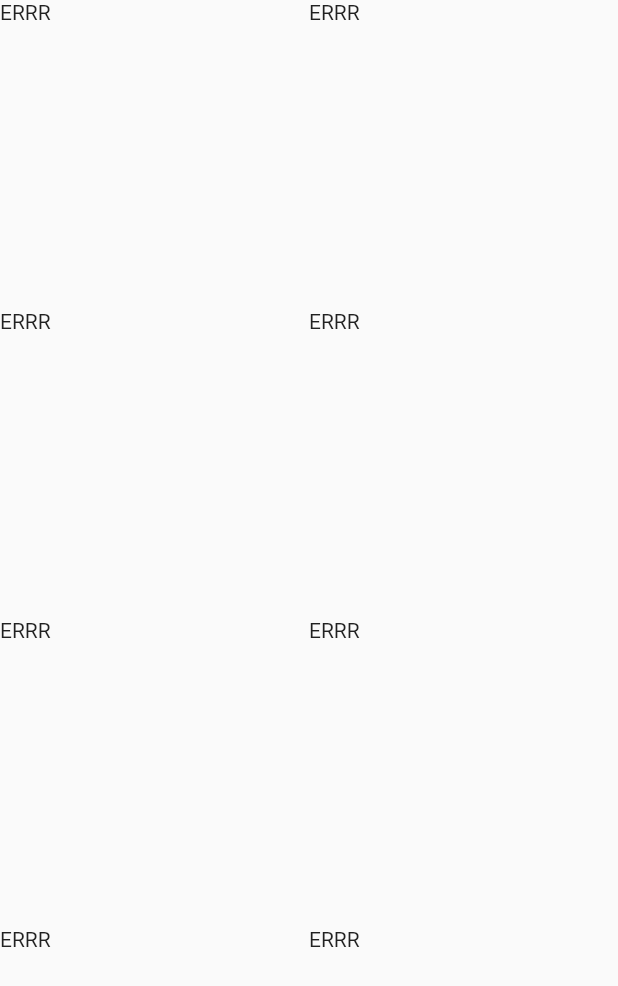
After one commit to NatashaZettler/Full_Kitchen_Provider, a Flutter app: the CategoryKitchen screen opened directly, on a phone screen of 412 x 824 dp. The commit adds this screen. Shown: the top 986 px of the screen. Run offline on Flutter 3.47's test engine with Material 2 defaults, Android fonts, the phone set to English and light mode, and no system bars.

Commit message:
feat(CategoryScreen): include gridview for show category in the kitchen

```diff
--- /dev/null
+++ b/lib/screens/category_kitchen.dart
@@ -0,0 +1,15 @@
+import 'package:flutter/material.dart';
+
+class CategoryKitchen extends StatelessWidget {
+
+  @override
+  Widget build(BuildContext context) {
+    return Scaffold(
+      body: GridView.builder(gridDelegate: SliverGridDelegateWithFixedCrossAxisCount(crossAxisCount: 2
+
+      ), itemBuilder: (context, index){
+        return Text('ERRR');
+      }),
+    );
+  }
+}
```
Also changed, not shown: lib/screens/kitchen.dart (+17 -4 lines).
